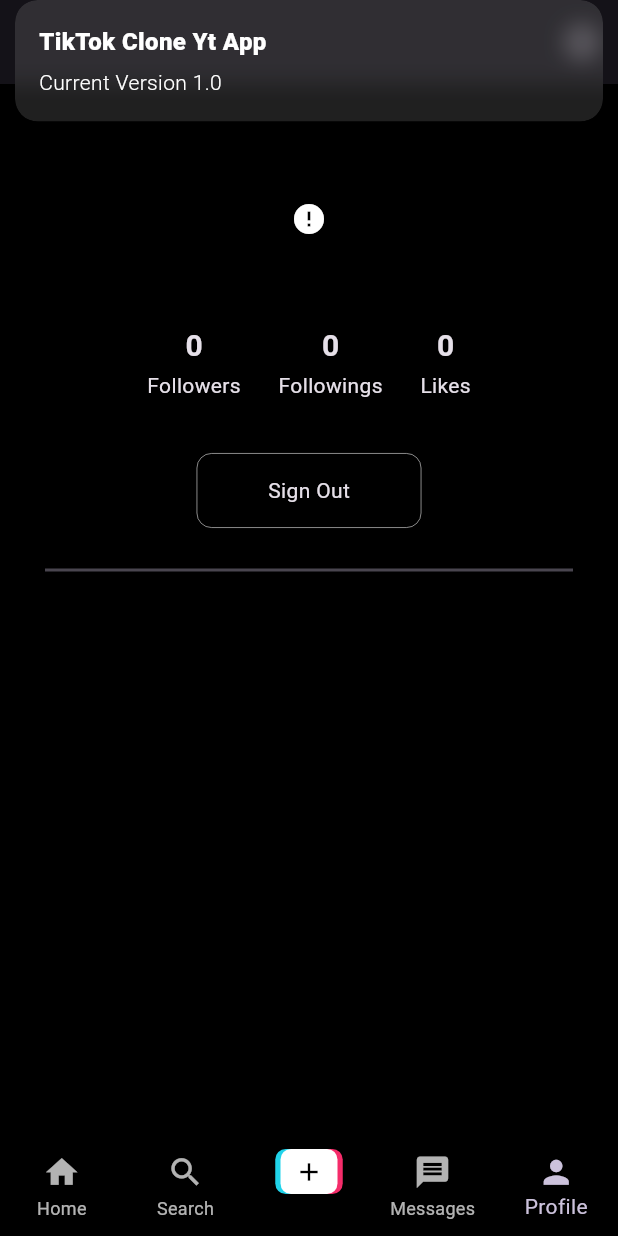
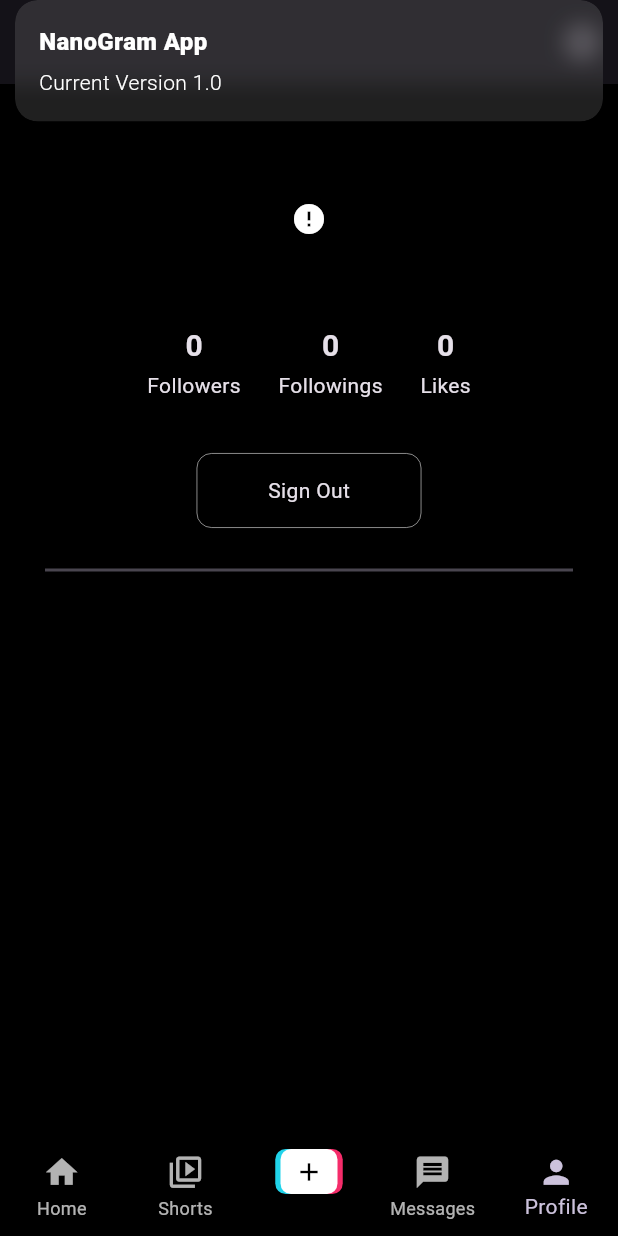
Before and after one commit to RishabhGupta777/TiktokClone, a Flutter app: the screen it shows once a user with an empty profile is signed in, item 5 of the bottom bar chosen, after a tap on the "info outline" icon, on a phone screen of 412 x 824 dp. Run offline on Flutter 3.47's test engine with Material 3 defaults, Android fonts, the phone set to English and light mode, and no system bars; drawn by our look-alikes of cached_network_image; our stand-ins replace cloud_firestore, firebase_auth, firebase_core, firebase_storage, get, image_picker and 2 more; missing offline and left inert: video_compress; accounts and stored records are empty; network calls fail.

Commit message:
6/10/2025

```diff
--- a/lib/TikTok/controller/profile_controller.dart
+++ b/lib/TikTok/controller/profile_controller.dart
@@ -28,8 +28,6 @@ Map<String, dynamic> get user => _user.value;
 
     DocumentSnapshot userDoc  = await FirebaseFirestore.instance.collection("users").doc(_uid.value).get();
 
-    final userData = userDoc.data() as dynamic;
-
     String name = userDoc['name'];
     String profilePic = userDoc['profilePic'];
     int likes = 0;
@@ -48,8 +46,12 @@ Map<String, dynamic> get user => _user.value;
     followers = followerDoc.docs.length;
     following = followingDoc.docs.length;
 
-    FirebaseFirestore.instance.collection("users").doc(_uid.value).collection("followers").doc(FirebaseAuth.instance.currentUser!.uid).get().then((value){
-
+    await FirebaseFirestore.instance
+        .collection("users")
+        .doc(_uid.value)
+        .collection("followers")
+        .doc(FirebaseAuth.instance.currentUser!.uid)
+        .get().then((value){
       if(value.exists){
         //FOLLOW KRTA HAI
         isFollowing = true;
@@ -58,6 +60,17 @@ Map<String, dynamic> get user => _user.value;
         isFollowing = false;
       }
     });
+    ///uper lines of processing following in different lines
+    // var followCheck = await FirebaseFirestore.instance
+    //     .collection("users")
+    //     .doc(_uid.value)
+    //     .collection("followers")
+    //     .doc(FirebaseAuth.instance.currentUser!.uid)
+    //     .get();
+    //
+    // if (followCheck.exists) {
+    //   isFollowing = true;
+    // }
 
 
  _user.value = {
--- a/lib/TikTok/view/screens/Home.dart
+++ b/lib/TikTok/view/screens/Home.dart
@@ -40,8 +40,8 @@ type: BottomNavigationBarType.fixed,
           ),
 
           BottomNavigationBarItem(
-              icon: Icon(Icons.search, size: 25),
-              label: 'Search'
+              icon: Icon(Icons.video_collection_outlined, size: 25),
+              label: 'Shorts'
 
           ),
 
@@ -66,10 +66,10 @@ type: BottomNavigationBarType.fixed,
       ),
       body: Center(
         child: [
+          FeedScreen(),
           DisplayVideo_Screen(),
-          SearchScreen(),
           addVideoScreen(),
-          FeedScreen(),
+          Text("Messages"),
           ProfileScreen(uid: FirebaseAuth.instance.currentUser!.uid,),
         ][pageIdx],
       ),
--- a/lib/TikTok/view/screens/feed_screen.dart
+++ b/lib/TikTok/view/screens/feed_screen.dart
@@ -5,6 +5,7 @@ import 'package:tiktok_clone/TikTok/controller/profile_controller.dart';
 import 'package:tiktok_clone/TikTok/controller/profile_info_controller.dart';
 import 'package:tiktok_clone/TikTok/view/screens/create_post_screen.dart';
 import 'package:tiktok_clone/TikTok/view/screens/profile_screen.dart';
+import 'package:tiktok_clone/TikTok/view/screens/search_screen.dart';
 import 'package:tiktok_clone/TikTok/view/widgets/button.dart';
 import 'package:tiktok_clone/TikTok/view/widgets/post_widget.dart';
 
@@ -39,13 +40,23 @@ class _FeedScreenState extends State<FeedScreen> {
               crossAxisAlignment: CrossAxisAlignment.start,
               children: [
                 Padding(
-                  padding: const EdgeInsets.only(top:40.0,left:10,right:10),
-                  child: Text("NanoGram",
-                    style: TextStyle(
-                    fontSize: 30,
-                    fontWeight: FontWeight.w500,
-                    color: Colors.white,
-                  ),),
+                  padding: const EdgeInsets.only(top:42.0,left:10),
+                  child: Row(
+                    mainAxisAlignment: MainAxisAlignment.spaceBetween,
+                    children: [
+                      Text("NanoGram",
+                        style: TextStyle(
+                        fontSize: 30,
+                        fontWeight: FontWeight.w500,
+                        color: Colors.white,
+                      ),),
+                      IconButton(
+                          onPressed:(){
+                            Navigator.push(context, MaterialPageRoute(builder: (context)=>SearchScreen()));
+                          },
+                          icon: Icon(Icons.search_rounded))
+                    ],
+                  ),
                 ),
                 Padding(
                   padding: const EdgeInsets.only(bottom:20.0,top:10,left:2,right:10),
--- a/lib/TikTok/view/screens/followers_screen.dart
+++ b/lib/TikTok/view/screens/followers_screen.dart
@@ -26,9 +26,7 @@ class _FollowersScreenState extends State<FollowersScreen> {
 
   @override
   void dispose() {
-    // IMPORTANT: Remove the controller instance when the screen is closed.
-    // This triggers the onClose() method in the controller,
-    // where we reset the state and cancel the stream subscription.
+    // This triggers the onClose() method in the controller,where we reset the state
     Get.delete<FollowersController>();
     super.dispose();
   }
--- a/lib/TikTok/view/screens/followings_screen.dart
+++ b/lib/TikTok/view/screens/followings_screen.dart
@@ -26,9 +26,7 @@ class _FollowingsScreenState extends State<FollowingsScreen> {
 
   @override
   void dispose() {
-    // IMPORTANT: Remove the controller instance when the screen is closed.
-    // This triggers the onClose() method in the controller,
-    // where we reset the state and cancel the stream subscription.
+    // This triggers the onClose() method in the controller,where we reset the state
     Get.delete<FollowingsController>();
     super.dispose();
   }
--- a/lib/TikTok/view/screens/profile_screen.dart
+++ b/lib/TikTok/view/screens/profile_screen.dart
@@ -41,7 +41,7 @@ title: Text('${controller.user["name"]}'),
         actions: [
           IconButton(
             onPressed: (){
-Get.snackbar("TikTok Clone Yt App", "Current Version 1.0");
+Get.snackbar("NanoGram App", "Current Version 1.0");
             },
             icon: Icon(Icons.info_outline_rounded),
           )
--- a/lib/TikTok/view/widgets/post_widget.dart
+++ b/lib/TikTok/view/widgets/post_widget.dart
@@ -60,7 +60,7 @@ class PostWidget extends StatelessWidget {
                         // Style matching line 31/32: fontSize: 11.sp
                         style: TextStyle(
                             fontSize: 11,
-                            color: Colors.grey[700]
+                            color: Colors.grey[500]
                         ),
                       ),
                     ],
@@ -78,11 +78,6 @@ class PostWidget extends StatelessWidget {
           padding: const EdgeInsets.only(left:8.0,right:8.0,bottom: 8.0),
           child: Text(
             data.caption,
-            // Style matching line 31/32: fontSize: 11.sp
-            style: TextStyle(
-                fontSize: 11,
-                color: Colors.grey[700]
-            ),
           ),
         ),
 
```
